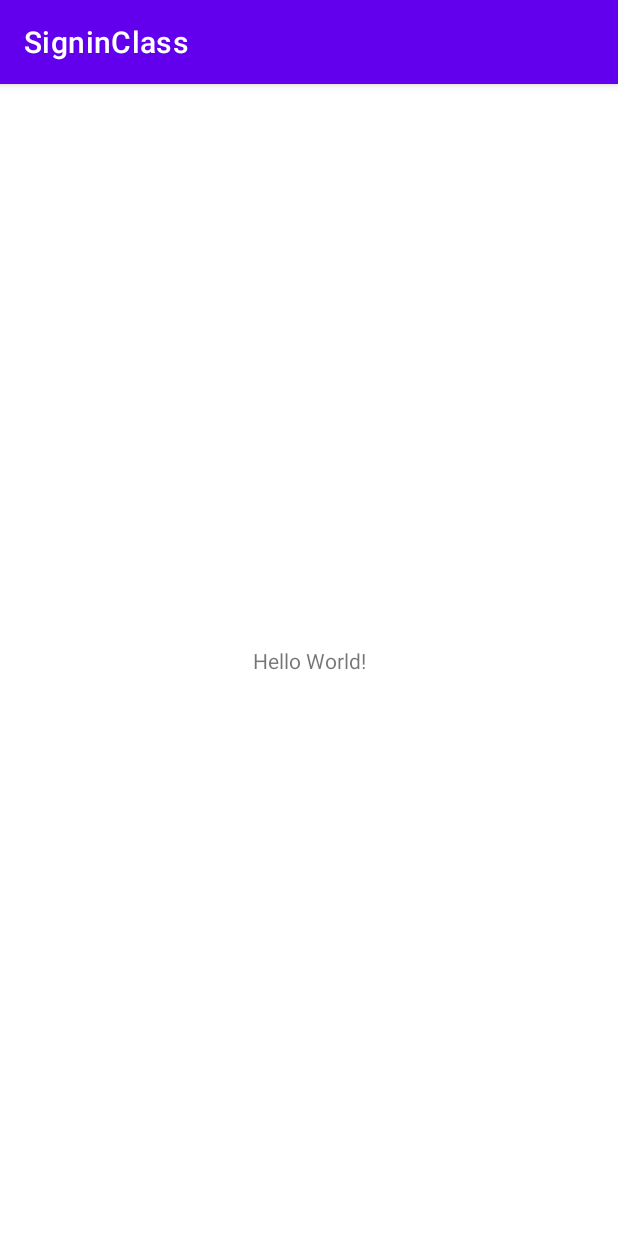
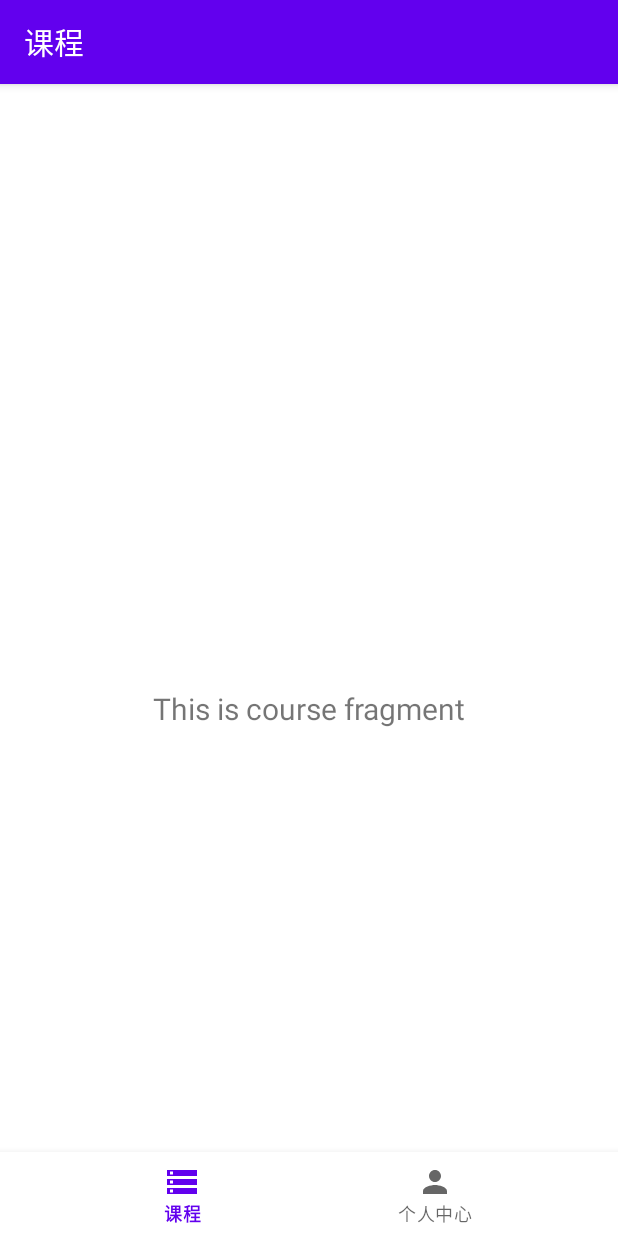
Before and after one commit to yunduo23/SignInClass, an Android app: the screen it shows after launch (MainActivity), on a phone screen of 412 x 824 dp. Run offline under Robolectric (Android 15) with nearby library versions, the phone set to English and light mode, and no system bars; our stand-ins replace navigation-ui.

Commit message:
初始页面布局

```diff
--- a/SigninClass/app/src/main/AndroidManifest.xml
+++ b/SigninClass/app/src/main/AndroidManifest.xml
@@ -3,9 +3,12 @@
     xmlns:tools="http://schemas.android.com/tools"
     package="com.example.signinclass">
 
+    <uses-permission android:name="android.permission.INTERNET" />
+
     <application
         android:allowBackup="true"
         android:dataExtractionRules="@xml/data_extraction_rules"
+        android:networkSecurityConfig="@xml/network_security_config"
         android:fullBackupContent="@xml/backup_rules"
         android:icon="@mipmap/ic_launcher"
         android:label="@string/app_name"
--- a/SigninClass/app/src/main/java/com/example/signinclass/MainActivity.java
+++ b/SigninClass/app/src/main/java/com/example/signinclass/MainActivity.java
@@ -1,14 +1,35 @@
 package com.example.signinclass;
 
 import androidx.appcompat.app.AppCompatActivity;
+import androidx.navigation.NavController;
+import androidx.navigation.Navigation;
+import androidx.navigation.ui.AppBarConfiguration;
+import androidx.navigation.ui.NavigationUI;
 
 import android.os.Bundle;
 
+import com.example.signinclass.databinding.ActivityMainBinding;
+import com.google.android.material.bottomnavigation.BottomNavigationView;
+
 public class MainActivity extends AppCompatActivity {
+
+    private ActivityMainBinding binding;
 
     @Override
     protected void onCreate(Bundle savedInstanceState) {
         super.onCreate(savedInstanceState);
-        setContentView(R.layout.activity_main);
+
+        binding = ActivityMainBinding.inflate(getLayoutInflater());
+        setContentView(binding.getRoot());
+
+        BottomNavigationView navView = findViewById(R.id.nav_view);
+        // Passing each menu ID as a set of Ids because each
+        // menu should be considered as top level destinations.
+        AppBarConfiguration appBarConfiguration = new AppBarConfiguration.Builder(
+                R.id.navigation_course, R.id.navigation_home)
+                .build();
+        NavController navController = Navigation.findNavController(this, R.id.nav_host_fragment_activity_main);
+        NavigationUI.setupActionBarWithNavController(this, navController, appBarConfiguration);
+        NavigationUI.setupWithNavController(binding.navView, navController);
     }
 }
--- /dev/null
+++ b/SigninClass/app/src/main/java/com/example/signinclass/ui/course/CourseFragment.java
@@ -0,0 +1,36 @@
+package com.example.signinclass.ui.course;
+
+import android.os.Bundle;
+import android.view.LayoutInflater;
+import android.view.View;
+import android.view.ViewGroup;
+import android.widget.TextView;
+
+import androidx.annotation.NonNull;
+import androidx.fragment.app.Fragment;
+import androidx.lifecycle.ViewModelProvider;
+
+import com.example.signinclass.databinding.FragmentCourseBinding;
+
+public class CourseFragment extends Fragment {
+    private FragmentCourseBinding binding;
+
+    public View onCreateView(@NonNull LayoutInflater inflater,
+                             ViewGroup container, Bundle savedInstanceState) {
+        CourseViewModel courseViewModel =
+                new ViewModelProvider(this).get(CourseViewModel.class);
+
+        binding = FragmentCourseBinding.inflate(inflater, container, false);
+        View root = binding.getRoot();
+
+        final TextView textView = binding.textCourse;
+        courseViewModel.getText().observe(getViewLifecycleOwner(), textView::setText);
+        return root;
+    }
+
+    @Override
+    public void onDestroyView() {
+        super.onDestroyView();
+        binding = null;
+    }
+}
--- /dev/null
+++ b/SigninClass/app/src/main/java/com/example/signinclass/ui/course/CourseViewModel.java
@@ -0,0 +1,18 @@
+package com.example.signinclass.ui.course;
+
+import androidx.lifecycle.LiveData;
+import androidx.lifecycle.MutableLiveData;
+import androidx.lifecycle.ViewModel;
+
+public class CourseViewModel extends ViewModel {
+    private final MutableLiveData<String> mText;
+
+    public CourseViewModel() {
+        mText = new MutableLiveData<>();
+        mText.setValue("This is course fragment");
+    }
+
+    public LiveData<String> getText() {
+        return mText;
+    }
+}
--- /dev/null
+++ b/SigninClass/app/src/main/res/drawable/ic_baseline_person_24.xml
@@ -0,0 +1,5 @@
+<vector android:height="24dp" android:tint="#000000"
+    android:viewportHeight="24" android:viewportWidth="24"
+    android:width="24dp" xmlns:android="http://schemas.android.com/apk/res/android">
+    <path android:fillColor="@android:color/white" android:pathData="M12,12c2.21,0 4,-1.79 4,-4s-1.79,-4 -4,-4 -4,1.79 -4,4 1.79,4 4,4zM12,14c-2.67,0 -8,1.34 -8,4v2h16v-2c0,-2.66 -5.33,-4 -8,-4z"/>
+</vector>
--- /dev/null
+++ b/SigninClass/app/src/main/res/drawable/ic_baseline_storage_24.xml
@@ -0,0 +1,5 @@
+<vector android:height="24dp" android:tint="#000000"
+    android:viewportHeight="24" android:viewportWidth="24"
+    android:width="24dp" xmlns:android="http://schemas.android.com/apk/res/android">
+    <path android:fillColor="@android:color/white" android:pathData="M2,20h20v-4L2,16v4zM4,17h2v2L4,19v-2zM2,4v4h20L22,4L2,4zM6,7L4,7L4,5h2v2zM2,14h20v-4L2,10v4zM4,11h2v2L4,13v-2z"/>
+</vector>
--- a/SigninClass/app/src/main/res/layout/activity_main.xml
+++ b/SigninClass/app/src/main/res/layout/activity_main.xml
@@ -1,18 +1,33 @@
 <?xml version="1.0" encoding="utf-8"?>
 <androidx.constraintlayout.widget.ConstraintLayout xmlns:android="http://schemas.android.com/apk/res/android"
     xmlns:app="http://schemas.android.com/apk/res-auto"
-    xmlns:tools="http://schemas.android.com/tools"
+    android:id="@+id/container"
     android:layout_width="match_parent"
     android:layout_height="match_parent"
-    tools:context=".MainActivity">
+    android:paddingTop="?attr/actionBarSize">
 
-    <TextView
-        android:layout_width="wrap_content"
+    <com.google.android.material.bottomnavigation.BottomNavigationView
+        android:id="@+id/nav_view"
+        android:layout_width="0dp"
         android:layout_height="wrap_content"
-        android:text="Hello World!"
+        android:layout_marginStart="0dp"
+        android:layout_marginEnd="0dp"
+        android:background="?android:attr/windowBackground"
         app:layout_constraintBottom_toBottomOf="parent"
-        app:layout_constraintEnd_toEndOf="parent"
-        app:layout_constraintStart_toStartOf="parent"
-        app:layout_constraintTop_toTopOf="parent" />
+        app:layout_constraintLeft_toLeftOf="parent"
+        app:layout_constraintRight_toRightOf="parent"
+        app:menu="@menu/bottom_nav_menu" />
+
+    <fragment
+        android:id="@+id/nav_host_fragment_activity_main"
+        android:name="androidx.navigation.fragment.NavHostFragment"
+        android:layout_width="match_parent"
+        android:layout_height="match_parent"
+        app:defaultNavHost="true"
+        app:layout_constraintBottom_toTopOf="@id/nav_view"
+        app:layout_constraintLeft_toLeftOf="parent"
+        app:layout_constraintRight_toRightOf="parent"
+        app:layout_constraintTop_toTopOf="parent"
+        app:navGraph="@navigation/mobile_navigation" />
 
 </androidx.constraintlayout.widget.ConstraintLayout>
--- /dev/null
+++ b/SigninClass/app/src/main/res/layout/fragment_course.xml
@@ -0,0 +1,22 @@
+<?xml version="1.0" encoding="utf-8"?>
+<androidx.constraintlayout.widget.ConstraintLayout xmlns:android="http://schemas.android.com/apk/res/android"
+    xmlns:app="http://schemas.android.com/apk/res-auto"
+    xmlns:tools="http://schemas.android.com/tools"
+    android:layout_width="match_parent"
+    android:layout_height="match_parent"
+    tools:context=".ui.course.CourseFragment">
+
+    <TextView
+        android:id="@+id/text_course"
+        android:layout_width="match_parent"
+        android:layout_height="wrap_content"
+        android:layout_marginStart="8dp"
+        android:layout_marginTop="8dp"
+        android:layout_marginEnd="8dp"
+        android:textAlignment="center"
+        android:textSize="20sp"
+        app:layout_constraintBottom_toBottomOf="parent"
+        app:layout_constraintEnd_toEndOf="parent"
+        app:layout_constraintStart_toStartOf="parent"
+        app:layout_constraintTop_toTopOf="parent" />
+</androidx.constraintlayout.widget.ConstraintLayout>
--- /dev/null
+++ b/SigninClass/app/src/main/res/menu/bottom_nav_menu.xml
@@ -0,0 +1,14 @@
+<?xml version="1.0" encoding="utf-8"?>
+<menu xmlns:android="http://schemas.android.com/apk/res/android">
+
+    <item
+        android:id="@+id/navigation_course"
+        android:icon="@drawable/ic_baseline_storage_24"
+        android:title="@string/course" />
+
+    <item
+        android:id="@+id/navigation_home"
+        android:icon="@drawable/ic_baseline_person_24"
+        android:title="@string/home" />
+
+</menu>
--- /dev/null
+++ b/SigninClass/app/src/main/res/navigation/mobile_navigation.xml
@@ -0,0 +1,19 @@
+<?xml version="1.0" encoding="utf-8"?>
+<navigation xmlns:android="http://schemas.android.com/apk/res/android"
+    xmlns:app="http://schemas.android.com/apk/res-auto"
+    xmlns:tools="http://schemas.android.com/tools"
+    android:id="@+id/mobile_navigation"
+    app:startDestination="@+id/navigation_course">
+
+    <fragment
+        android:id="@+id/navigation_course"
+        android:name="com.example.signinclass.ui.course.CourseFragment"
+        android:label="@string/course"
+        tools:layout="@layout/fragment_course" />
+
+    <fragment
+        android:id="@+id/navigation_home"
+        android:name="com.example.signinclass.ui.home.HomeFragment"
+        android:label="@string/home"
+        tools:layout="@layout/fragment_home" />
+</navigation>
--- a/SigninClass/app/src/main/res/values/strings.xml
+++ b/SigninClass/app/src/main/res/values/strings.xml
@@ -1,3 +1,5 @@
 <resources>
     <string name="app_name">SigninClass</string>
+    <string name="course">课程</string>
+    <string name="home">个人中心</string>
 </resources>
--- /dev/null
+++ b/SigninClass/app/src/main/res/xml/network_security_config.xml
@@ -0,0 +1,4 @@
+<?xml version="1.0" encoding="utf-8"?>
+<network-security-config xmlns:android="http://schemas.android.com/apk/res/android">
+    <base-config cleartextTrafficPermitted="true" />
+</network-security-config>
```
Also changed, not shown: SigninClass/app/build.gradle (+10 -0 lines), SigninClass/app/src/main/java/com/example/signinclass/Constants.java (added, +7 -0 lines), SigninClass/app/src/main/java/com/example/signinclass/ui/home/HomeFragment.java (added, +37 -0 lines), SigninClass/app/src/main/java/com/example/signinclass/ui/home/HomeViewModel.java (added, +18 -0 lines), SigninClass/app/src/main/res/layout/fragment_home.xml (added, +22 -0 lines).
